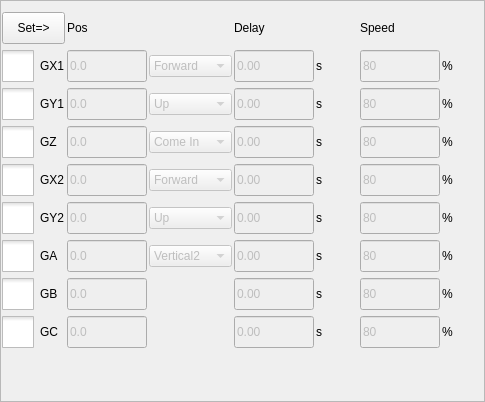
Above: hcinstruction/actionsettingframe.ui from GaussCheng/2-5AxisPunch before the change. Below: the same form after it.
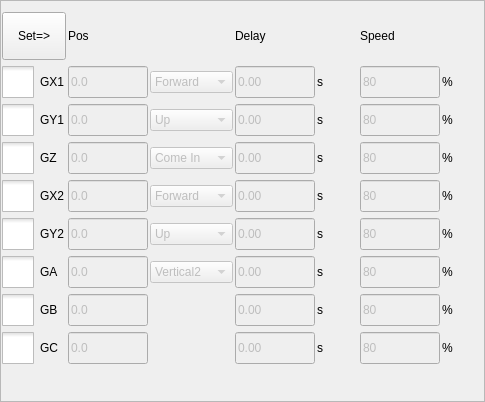
That is the form after the change. Icons and pictures are not drawn. Custom widgets are drawn as their Qt base class.

What changed in the file:
```diff
--- a/hcinstruction/actionsettingframe.ui
+++ b/hcinstruction/actionsettingframe.ui
@@ -42,14 +42,8 @@
      </property>
      <property name="minimumSize">
       <size>
-       <width>60</width>
-       <height>32</height>
-      </size>
-     </property>
-     <property name="sizeIncrement">
-      <size>
-       <width>0</width>
-       <height>32</height>
+       <width>64</width>
+       <height>48</height>
       </size>
      </property>
      <property name="text">
```
